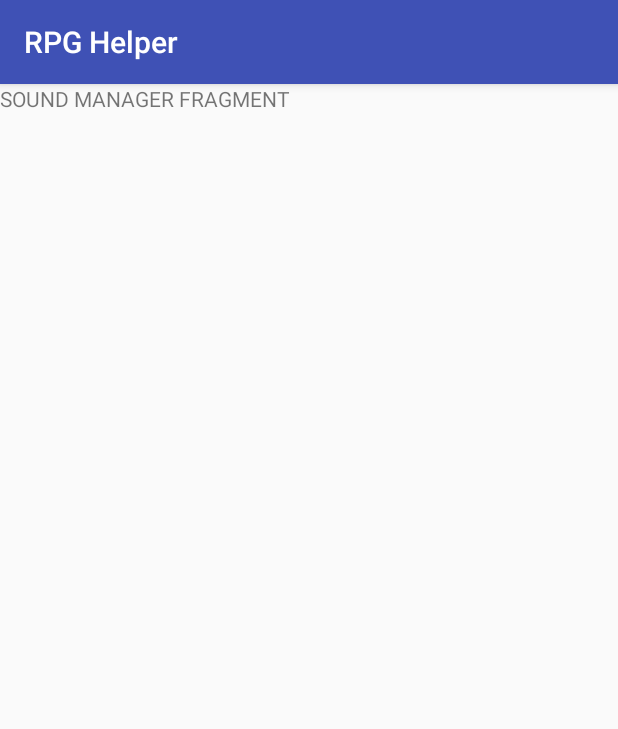
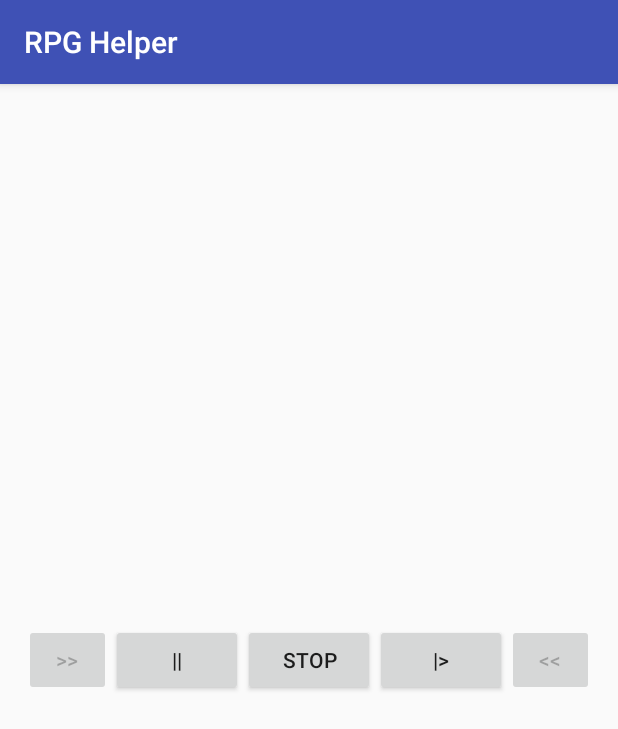
Before and after one commit to Axelilovic/ProjectJDR, an Android app: the fragment SoundManagerFragment shown on its own in the app's theme, on a phone screen of 412 x 824 dp. Shown: the top 729 px of the screen. Run offline under Robolectric (Android 15) with nearby library versions, the phone set to English and light mode, and no system bars.

Commit message:
Merge de la Branche de Patrice a Master plus ajout SoundManager

```diff
--- a/app/src/main/java/jdr/projet/myapplication/Fragments/SoundManagerFragment.java
+++ b/app/src/main/java/jdr/projet/myapplication/Fragments/SoundManagerFragment.java
@@ -1,12 +1,24 @@
 package jdr.projet.myapplication.Fragments;
 
+import android.annotation.TargetApi;
 import android.content.Context;
+import android.media.AudioAttributes;
+import android.media.AudioManager;
+import android.media.MediaPlayer;
+import android.media.SoundPool;
 import android.net.Uri;
+import android.os.Build;
 import android.os.Bundle;
+import android.support.annotation.Nullable;
 import android.support.v4.app.Fragment;
 import android.view.LayoutInflater;
 import android.view.View;
 import android.view.ViewGroup;
+import android.widget.AdapterView;
+import android.widget.Button;
+import android.widget.Toast;
+
+import java.util.HashMap;
 
 import jdr.projet.myapplication.R;
 
@@ -18,7 +30,7 @@ import jdr.projet.myapplication.R;
  * Use the {@link SoundManagerFragment#newInstance} factory method to
  * create an instance of this fragment.
  */
-public class SoundManagerFragment extends Fragment {
+public class SoundManagerFragment extends Fragment implements AdapterView.OnItemSelectedListener, View.OnClickListener {
     // TODO: Rename parameter arguments, choose names that match
     // the fragment initialization parameters, e.g. ARG_ITEM_NUMBER
     private static final String ARG_PARAM1 = "param1";
@@ -33,6 +45,11 @@ public class SoundManagerFragment extends Fragment {
     public SoundManagerFragment() {
         // Required empty public constructor
     }
+
+    MediaPlayer mMediaPlayer;
+    HashMap<Integer, Integer> mHashMap= null;
+    SoundPool mSoundPool;
+    int soundId = 1;
 
     /**
      * Use this factory method to create a new instance of
@@ -58,6 +75,78 @@ public class SoundManagerFragment extends Fragment {
         if (getArguments() != null) {
             mParam1 = getArguments().getString(ARG_PARAM1);
             mParam2 = getArguments().getString(ARG_PARAM2);
+        }
+    }
+
+    @Override
+    public void onItemSelected(AdapterView<?> parent, View view, int position, long id) {
+
+    }
+
+    @Override
+    public void onNothingSelected(AdapterView<?> parent) {
+
+    }
+
+    @Override
+    public void onViewCreated(View view, @Nullable Bundle savedInstanceState) {
+        initSoundManagerController();
+        super.onViewCreated(view, savedInstanceState);
+    }
+
+    private void initSoundManagerController(){
+        final Button buttonF=(Button) getView().findViewById(R.id.buttonF);
+        buttonF.setEnabled(false);
+        final Button buttonR=(Button) getView().findViewById(R.id.buttonR);
+        buttonR.setEnabled(false);
+
+        mHashMap = new HashMap<>();
+        mHashMap.put(1, R.raw.ambience);
+        mHashMap.put(2, R.raw.hell);
+        mHashMap.put(3, R.raw.town);
+
+    }
+
+    @Override
+    public void onClick(View v){
+        switch (v.getId()){
+            case R.id.buttonF:
+                soundId++;
+                Toast.makeText(getContext(), "Next sound",Toast.LENGTH_SHORT).show();
+                if (soundId < 3) {
+                    soundId = 1;
+                }
+            case R.id.buttonR:
+                soundId --;
+                Toast.makeText(getContext(), "Previous sound",Toast.LENGTH_SHORT).show();
+                if (soundId > 1) {
+                    soundId = 3;
+                }
+            case R.id.buttonPlay:
+                Toast.makeText(getContext(), "Playing sound",Toast.LENGTH_SHORT).show();
+                mMediaPlayer = MediaPlayer.create(getContext(), mHashMap.get(soundId));
+                mMediaPlayer.setLooping(true);
+                mMediaPlayer.start();
+            case R.id.buttonPause:
+                Toast.makeText(getContext(), "Pausing sound",Toast.LENGTH_SHORT).show();
+                if (mMediaPlayer!=null && mMediaPlayer.isPlaying()) {
+                    mMediaPlayer.pause();
+                }
+            case R.id.buttonStop:
+                Toast.makeText(getContext(), "Stopping sound",Toast.LENGTH_SHORT).show();
+                if (mMediaPlayer!=null) {
+                    mMediaPlayer.stop();
+                    mMediaPlayer.release();
+                    mMediaPlayer = null;
+                }
+        }
+    }
+
+    public void onStop() {
+        super.onStop();
+        if (mMediaPlayer!=null) {
+            mMediaPlayer.release();
+            mMediaPlayer = null;
         }
     }
 
--- a/app/src/main/res/layout/fragment_sound_manager.xml
+++ b/app/src/main/res/layout/fragment_sound_manager.xml
@@ -1,13 +1,52 @@
-<FrameLayout xmlns:android="http://schemas.android.com/apk/res/android"
-    xmlns:tools="http://schemas.android.com/tools"
-    android:layout_width="match_parent"
+<?xml version="1.0" encoding="utf-8"?>
+<RelativeLayout xmlns:android="http://schemas.android.com/apk/res/android"
+    xmlns:tools="http://schemas.android.com/tools" android:layout_width="match_parent"
     android:layout_height="match_parent"
-    tools:context="jdr.projet.myapplication.Fragments.SoundManagerFragment">
+    android:paddingLeft="@dimen/activity_horizontal_margin"
+    android:paddingRight="@dimen/activity_horizontal_margin"
+    android:paddingTop="@dimen/activity_vertical_margin"
+    android:paddingBottom="@dimen/activity_vertical_margin" tools:context="jdr.projet.myapplication.Fragments.SoundManagerFragment">
 
-    <!-- TODO: Update blank fragment layout -->
-    <TextView
-        android:layout_width="match_parent"
-        android:layout_height="match_parent"
-        android:text="SOUND MANAGER FRAGMENT" />
+    <Button
+        android:id="@+id/buttonF"
+        android:layout_width="wrap_content"
+        android:layout_height="wrap_content"
+        android:text="@string/forward"
+        android:layout_alignTop="@+id/buttonPause"
+        android:layout_toStartOf="@+id/buttonPause"
+        android:layout_toLeftOf="@+id/buttonPause"/>
 
-</FrameLayout>
+    <Button
+        android:layout_width="wrap_content"
+        android:layout_height="wrap_content"
+        android:text="@string/pause"
+        android:id="@+id/buttonPause"
+        android:layout_alignTop="@+id/buttonStop"
+        android:layout_toLeftOf="@+id/buttonStop"
+        android:layout_toStartOf="@+id/buttonStop" />
+
+    <Button
+        android:layout_width="wrap_content"
+        android:layout_height="wrap_content"
+        android:text="Stop"
+        android:id="@+id/buttonStop"
+        android:layout_centerInParent="true" />
+
+    <Button
+        android:layout_width="wrap_content"
+        android:layout_height="wrap_content"
+        android:text="@string/play"
+        android:id="@+id/buttonPlay"
+        android:layout_alignTop="@+id/buttonStop"
+        android:layout_toRightOf="@+id/buttonStop"
+        android:layout_toEndOf="@+id/buttonStop" />
+
+    <Button
+        android:id="@+id/buttonR"
+        android:layout_width="wrap_content"
+        android:layout_height="wrap_content"
+        android:layout_alignTop="@+id/buttonPlay"
+        android:layout_toEndOf="@+id/buttonPlay"
+        android:layout_toRightOf="@+id/buttonPlay"
+        android:text="@string/rewind" />
+</RelativeLayout>
--- a/app/src/main/res/values/strings.xml
+++ b/app/src/main/res/values/strings.xml
@@ -11,6 +11,10 @@
     <string name="btn_rollDice">Roll</string>
     <string name="btn_delete">Delete</string>
     <string name="roll_prompt">Click Roll Button</string>
+    <string name="play"><![CDATA[|>]]></string>
+    <string name="rewind"><![CDATA[<<]]></string>
+    <string name="forward"><![CDATA[>>]]></string>
+    <string name="pause">||</string>
     <string-array name="dice_types_array">
         <item>D4</item>
         <item>D8</item>
```
Also changed, not shown: 3 other files.
